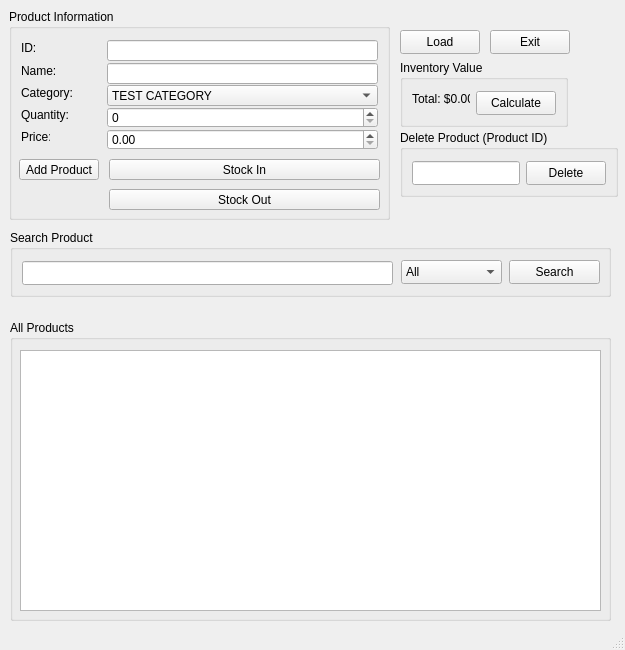
iRyllB/digital_inventory_system, file ui/mainwindow.ui: the form before one commit.
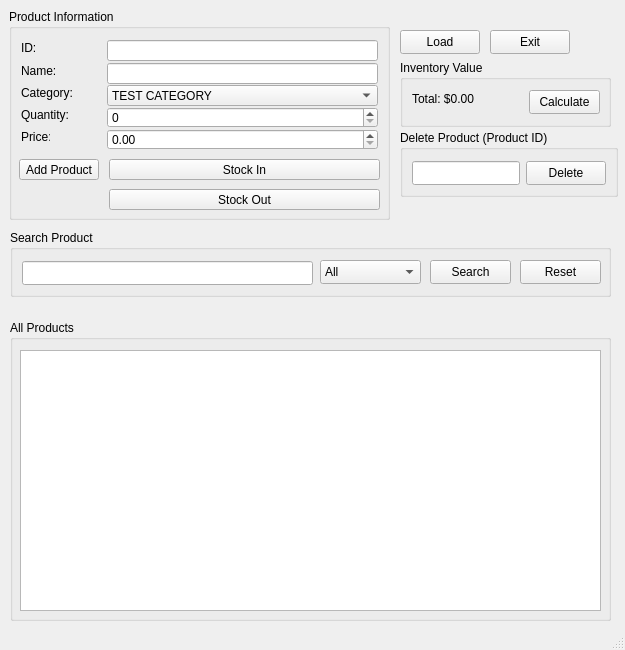
The form after the commit.

```diff
--- a/ui/mainwindow.ui
+++ b/ui/mainwindow.ui
@@ -242,7 +242,7 @@
      <rect>
       <x>400</x>
       <y>60</y>
-      <width>168</width>
+      <width>211</width>
       <height>67</height>
      </rect>
     </property>
@@ -254,7 +254,7 @@
       <rect>
        <x>12</x>
        <y>31</y>
-       <width>58</width>
+       <width>111</width>
        <height>16</height>
       </rect>
      </property>
@@ -265,9 +265,9 @@
     <widget class="QPushButton" name="pushButton_calculate">
      <property name="geometry">
       <rect>
-       <x>76</x>
-       <y>31</y>
-       <width>80</width>
+       <x>129</x>
+       <y>30</y>
+       <width>71</width>
        <height>24</height>
       </rect>
      </property>
@@ -342,28 +342,15 @@
       <rect>
        <x>12</x>
        <y>31</y>
-       <width>371</width>
+       <width>291</width>
        <height>24</height>
       </rect>
      </property>
     </widget>
-    <widget class="QPushButton" name="pushButton_search">
-     <property name="geometry">
-      <rect>
-       <x>499</x>
-       <y>30</y>
-       <width>91</width>
-       <height>24</height>
-      </rect>
-     </property>
-     <property name="text">
-      <string>Search</string>
-     </property>
-    </widget>
     <widget class="QComboBox" name="comboBox_filter">
      <property name="geometry">
       <rect>
-       <x>391</x>
+       <x>310</x>
        <y>30</y>
        <width>101</width>
        <height>24</height>
@@ -390,6 +377,32 @@
       </property>
      </item>
     </widget>
+    <widget class="QPushButton" name="pushButton_reset_search">
+     <property name="geometry">
+      <rect>
+       <x>510</x>
+       <y>30</y>
+       <width>81</width>
+       <height>24</height>
+      </rect>
+     </property>
+     <property name="text">
+      <string>Reset</string>
+     </property>
+    </widget>
+    <widget class="QPushButton" name="pushButton_search">
+     <property name="geometry">
+      <rect>
+       <x>420</x>
+       <y>30</y>
+       <width>81</width>
+       <height>24</height>
+      </rect>
+     </property>
+     <property name="text">
+      <string>Search</string>
+     </property>
+    </widget>
    </widget>
    <widget class="QPushButton" name="pushButton_load">
     <property name="geometry">
```
